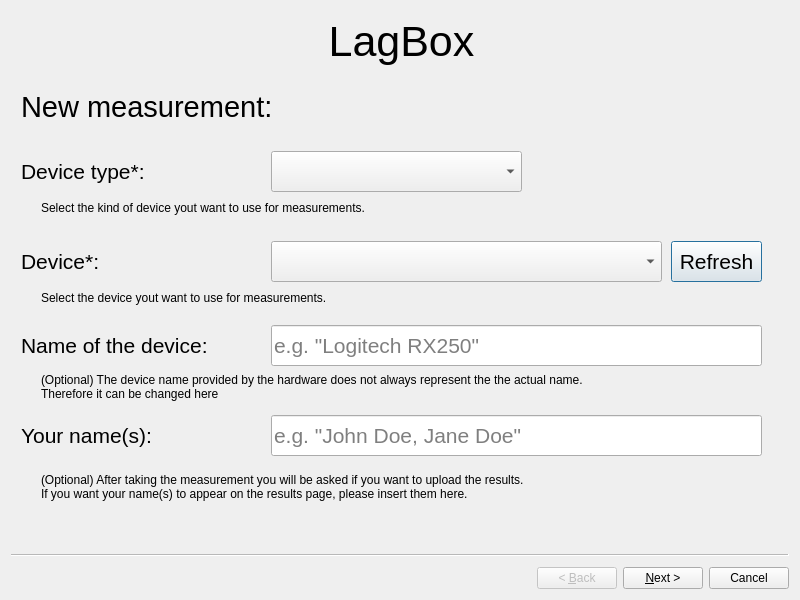
This is gui/latency_gui.ui in PDA-UR/LagBox as Qt 5 draws it before an edit. The edited form follows.
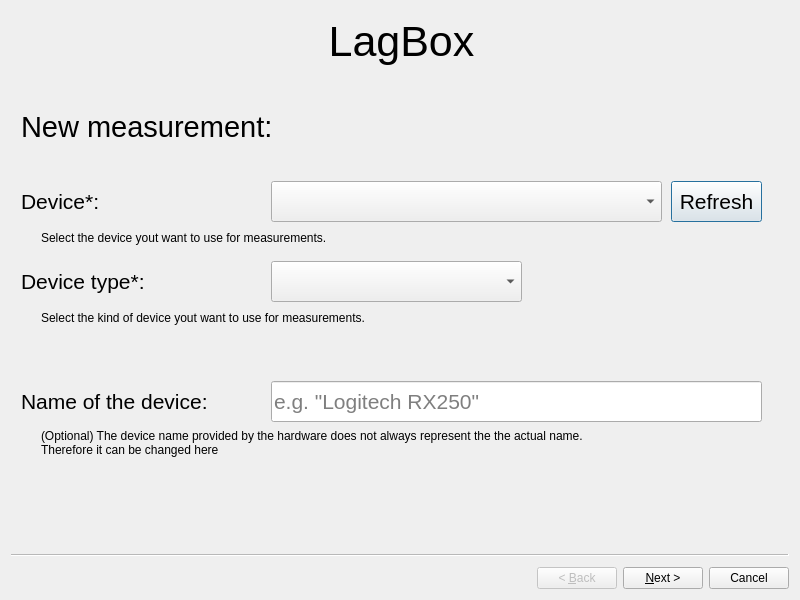
This is the edited form.

Commit message:
Modifiy order of UI elements on page 1
Put device on top, moved author names to a different page

```diff
--- a/gui/latency_gui.ui
+++ b/gui/latency_gui.ui
@@ -18,7 +18,7 @@
     <property name="geometry">
      <rect>
       <x>660</x>
-      <y>230</y>
+      <y>170</y>
       <width>91</width>
       <height>41</height>
      </rect>
@@ -36,7 +36,7 @@
     <property name="geometry">
      <rect>
       <x>10</x>
-      <y>140</y>
+      <y>250</y>
       <width>211</width>
       <height>41</height>
      </rect>
@@ -54,7 +54,7 @@
     <property name="geometry">
      <rect>
       <x>30</x>
-      <y>186</y>
+      <y>296</y>
       <width>741</width>
       <height>21</height>
      </rect>
@@ -67,7 +67,7 @@
     <property name="geometry">
      <rect>
       <x>10</x>
-      <y>80</y>
+      <y>100</y>
       <width>281</width>
       <height>31</height>
      </rect>
@@ -85,7 +85,7 @@
     <property name="geometry">
      <rect>
       <x>260</x>
-      <y>140</y>
+      <y>250</y>
       <width>251</width>
       <height>41</height>
      </rect>
@@ -100,7 +100,7 @@
     <property name="geometry">
      <rect>
       <x>30</x>
-      <y>360</y>
+      <y>416</y>
       <width>741</width>
       <height>31</height>
      </rect>
@@ -114,7 +114,7 @@
     <property name="geometry">
      <rect>
       <x>30</x>
-      <y>276</y>
+      <y>216</y>
       <width>741</width>
       <height>21</height>
      </rect>
@@ -127,7 +127,7 @@
     <property name="geometry">
      <rect>
       <x>260</x>
-      <y>314</y>
+      <y>370</y>
       <width>491</width>
       <height>41</height>
      </rect>
@@ -148,7 +148,7 @@
     <property name="geometry">
      <rect>
       <x>260</x>
-      <y>230</y>
+      <y>170</y>
       <width>391</width>
       <height>41</height>
      </rect>
@@ -183,32 +183,11 @@
      <set>Qt::AlignCenter</set>
     </property>
    </widget>
-   <widget class="QLineEdit" name="lineEdit_authors">
-    <property name="geometry">
-     <rect>
-      <x>260</x>
-      <y>404</y>
-      <width>491</width>
-      <height>41</height>
-     </rect>
-    </property>
-    <property name="font">
-     <font>
-      <pointsize>16</pointsize>
-     </font>
-    </property>
-    <property name="toolTip">
-     <string>&lt;html&gt;&lt;head/&gt;&lt;body&gt;&lt;p&gt;&lt;br/&gt;&lt;/p&gt;&lt;/body&gt;&lt;/html&gt;</string>
-    </property>
-    <property name="placeholderText">
-     <string>e.g. &quot;John Doe, Jane Doe&quot;</string>
-    </property>
-   </widget>
    <widget class="QLabel" name="label_device">
     <property name="geometry">
      <rect>
       <x>10</x>
-      <y>230</y>
+      <y>170</y>
       <width>211</width>
       <height>41</height>
      </rect>
@@ -222,29 +201,11 @@
      <string>Device*:</string>
     </property>
    </widget>
-   <widget class="QLabel" name="label_authors">
-    <property name="geometry">
-     <rect>
-      <x>10</x>
-      <y>404</y>
-      <width>211</width>
-      <height>41</height>
-     </rect>
-    </property>
-    <property name="font">
-     <font>
-      <pointsize>16</pointsize>
-     </font>
-    </property>
-    <property name="text">
-     <string>Your name(s):</string>
-    </property>
-   </widget>
    <widget class="QLabel" name="label_device_name">
     <property name="geometry">
      <rect>
       <x>10</x>
-      <y>314</y>
+      <y>370</y>
       <width>211</width>
       <height>41</height>
      </rect>
@@ -258,20 +219,6 @@
      <string>Name of the device:</string>
     </property>
    </widget>
-   <widget class="QLabel" name="label_4">
-    <property name="geometry">
-     <rect>
-      <x>30</x>
-      <y>450</y>
-      <width>741</width>
-      <height>51</height>
-     </rect>
-    </property>
-    <property name="text">
-     <string>(Optional) After taking the measurement you will be asked if you want to upload the results. 
-If you want your name(s) to appear on the results page, please insert them here.</string>
-    </property>
-   </widget>
   </widget>
   <widget class="QWizardPage" name="wizardPage2">
    <widget class="QLabel" name="label_title_2">
@@ -654,6 +601,61 @@
     </property>
    </widget>
   </widget>
+  <widget class="QWizardPage" name="wizardPage_3">
+   <widget class="QLabel" name="label_4">
+    <property name="geometry">
+     <rect>
+      <x>20</x>
+      <y>46</y>
+      <width>741</width>
+      <height>51</height>
+     </rect>
+    </property>
+    <property name="text">
+     <string>(Optional) After taking the measurement you will be asked if you want to upload the results. 
+If you want your name(s) to appear on the results page, please insert them here.</string>
+    </property>
+   </widget>
+   <widget class="QLineEdit" name="lineEdit_authors">
+    <property name="geometry">
+     <rect>
+      <x>250</x>
+      <y>0</y>
+      <width>491</width>
+      <height>41</height>
+     </rect>
+    </property>
+    <property name="font">
+     <font>
+      <pointsize>16</pointsize>
+     </font>
+    </property>
+    <property name="toolTip">
+     <string>&lt;html&gt;&lt;head/&gt;&lt;body&gt;&lt;p&gt;&lt;br/&gt;&lt;/p&gt;&lt;/body&gt;&lt;/html&gt;</string>
+    </property>
+    <property name="placeholderText">
+     <string>e.g. &quot;John Doe, Jane Doe&quot;</string>
+    </property>
+   </widget>
+   <widget class="QLabel" name="label_authors">
+    <property name="geometry">
+     <rect>
+      <x>0</x>
+      <y>0</y>
+      <width>211</width>
+      <height>41</height>
+     </rect>
+    </property>
+    <property name="font">
+     <font>
+      <pointsize>16</pointsize>
+     </font>
+    </property>
+    <property name="text">
+     <string>Your name(s):</string>
+    </property>
+   </widget>
+  </widget>
  </widget>
  <resources/>
  <connections/>
```
